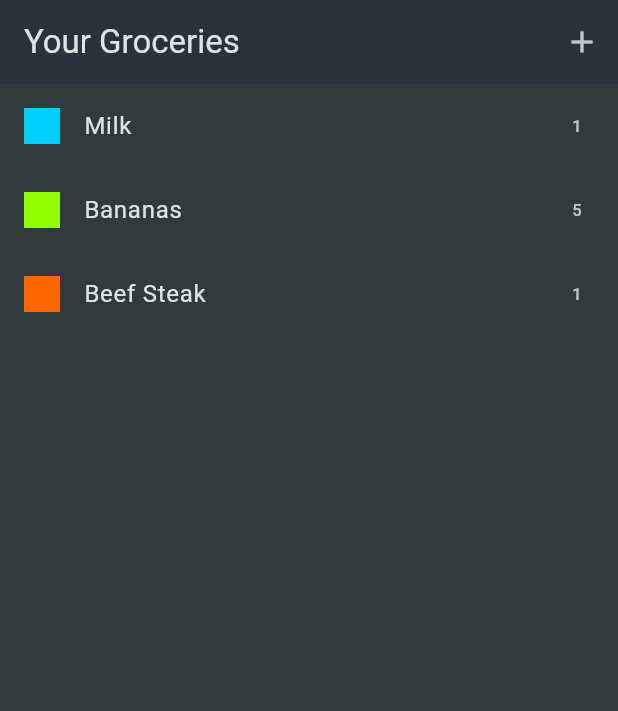
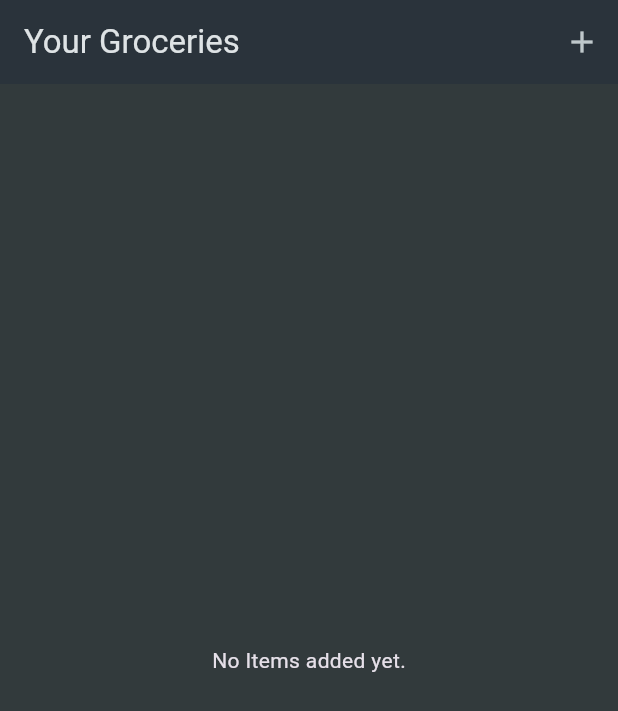
Before and after one commit to AnJasid/shopping_list, a Flutter app: the screen it shows after launch, on a phone screen of 412 x 824 dp. Shown: the top 711 px of the screen. Run offline on Flutter 3.47's test engine with Material 3 defaults, Android fonts, the phone set to English and light mode, and no system bars.

Commit message:
update grocery_list to dynamically show data

```diff
--- a/lib/data/dummy_items.dart
+++ /dev/null
@@ -1,21 +0,0 @@
-import 'package:shopping_list/data/categories.dart';
-import 'package:shopping_list/models/category.dart';
-import 'package:shopping_list/models/grocery_item.dart';
-
-final groceryItems = [
-  GroceryItem(
-      id: 'a',
-      name: 'Milk',
-      quantity: 1,
-      category: categories[Categories.dairy]!),
-  GroceryItem(
-      id: 'b',
-      name: 'Bananas',
-      quantity: 5,
-      category: categories[Categories.fruit]!),
-  GroceryItem(
-      id: 'c',
-      name: 'Beef Steak',
-      quantity: 1,
-      category: categories[Categories.meat]!),
-];
--- a/lib/widgets/grocery_list.dart
+++ b/lib/widgets/grocery_list.dart
@@ -1,6 +1,6 @@
 import 'package:flutter/material.dart';
 
-import 'package:shopping_list/data/dummy_items.dart';
+import 'package:shopping_list/models/grocery_item.dart';
 import 'package:shopping_list/widgets/new_item.dart';
 
 class GroceryList extends StatefulWidget {
@@ -11,16 +11,59 @@ class GroceryList extends StatefulWidget {
 }
 
 class _GroceryListState extends State<GroceryList> {
-  void _addItem() {
-    Navigator.of(context).push(
+  final List<GroceryItem> _groceryItems = [];
+
+  void _addItem() async {
+    final newItem = await Navigator.of(context).push<GroceryItem>(
       MaterialPageRoute(
         builder: (ctx) => const NewItem(),
       ),
     );
+
+    if (newItem == null) {
+      return;
+    }
+
+    setState(() {
+      _groceryItems.add(newItem);
+    });
+  }
+
+  void _removeItem(GroceryItem item) {
+    setState(() {
+      _groceryItems.remove(item);
+    });
   }
 
   @override
   Widget build(BuildContext context) {
+    Widget content = const Center(
+      child: Text('No Items added yet.'),
+    );
+
+    if (_groceryItems.isNotEmpty) {
+      content = ListView.builder(
+        itemCount: _groceryItems.length,
+        itemBuilder: (ctx, index) => Dismissible(
+          onDismissed: (direction) {
+            _removeItem(_groceryItems[index]);
+          },
+          key: ValueKey(_groceryItems[index].id),
+          child: ListTile(
+            title: Text(_groceryItems[index].name),
+            leading: Container(
+              width: 24,
+              height: 24,
+              color: _groceryItems[index].category.color,
+            ),
+            trailing: Text(
+              _groceryItems[index].quantity.toString(),
+            ),
+          ),
+        ),
+      );
+    }
+
     return Scaffold(
       appBar: AppBar(
         title: const Text('Your Groceries'),
@@ -31,20 +74,7 @@ class _GroceryListState extends State<GroceryList> {
           ),
         ],
       ),
-      body: ListView.builder(
-        itemCount: groceryItems.length,
-        itemBuilder: (ctx, index) => ListTile(
-          title: Text(groceryItems[index].name),
-          leading: Container(
-            width: 24,
-            height: 24,
-            color: groceryItems[index].category.color,
-          ),
-          trailing: Text(
-            groceryItems[index].quantity.toString(),
-          ),
-        ),
-      ),
+      body: content,
     );
   }
 }
```
Also changed, not shown: lib/widgets/new_item.dart (+8 -3 lines).
